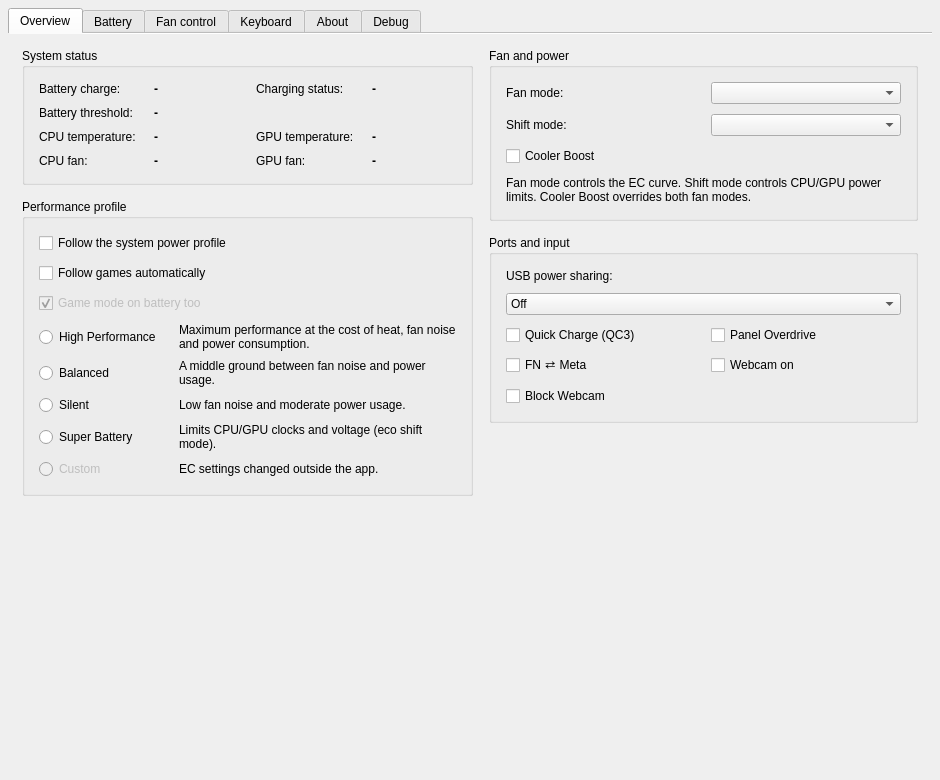
Above: src/mainwindow.ui from gouwschristo/MControlCenter before the change. Below: the same form after it.
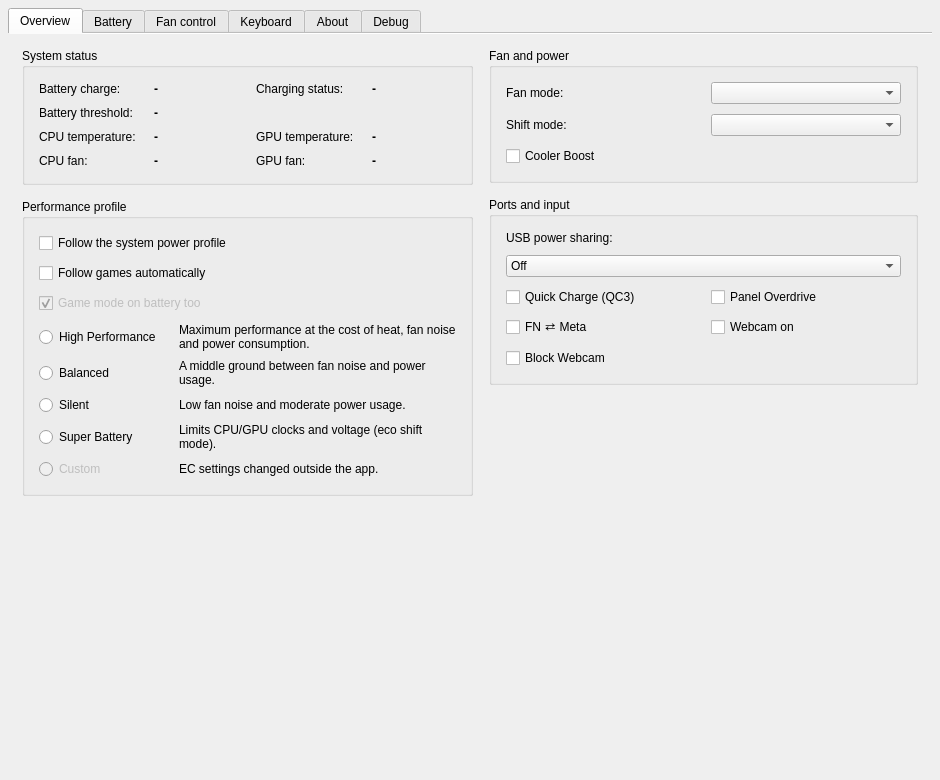
That is the form after the change. Icons and pictures are not drawn.

Commit message: ng: drop Fan and power hint text, rely on tooltips

Patch:
```diff
--- a/src/mainwindow.ui
+++ b/src/mainwindow.ui
@@ -609,17 +609,7 @@
                     <string>Cooler Boost</string>
                    </property>
                    <property name="toolTip">
-                    <string>Force both fans to maximum speed. Very loud; use only for short bursts.</string>
-                   </property>
-                  </widget>
-                 </item>
-                 <item row="3" column="0" colspan="2">
-                  <widget class="QLabel" name="fanModeHintLabel">
-                   <property name="text">
-                    <string>Fan mode controls the EC curve. Shift mode controls CPU/GPU power limits. Cooler Boost overrides both fan modes.</string>
-                   </property>
-                   <property name="wordWrap">
-                    <bool>true</bool>
+                    <string>Forces both fans to maximum speed, overriding the fan mode and the user fan curve. Very loud; use only for short bursts.</string>
                    </property>
                   </widget>
                  </item>
```
Left out of the diff: 8 changed lines with no effect on the pictures.
